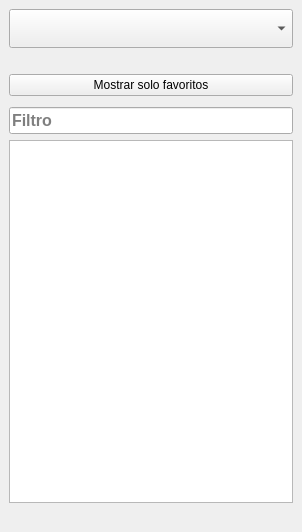
katmai1/qtradingview, file ui/dock_markets.ui: the form before one commit.
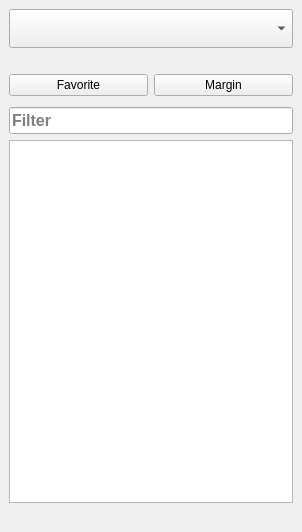
The form after the commit. Icons and pictures are not drawn.

```diff
--- a/ui/dock_markets.ui
+++ b/ui/dock_markets.ui
@@ -17,7 +17,7 @@
    </sizepolicy>
   </property>
   <property name="features">
-   <set>QDockWidget::DockWidgetFloatable|QDockWidget::DockWidgetMovable</set>
+   <set>QDockWidget::DockWidgetMovable</set>
   </property>
   <property name="allowedAreas">
    <set>Qt::AllDockWidgetAreas</set>
@@ -59,12 +59,14 @@
      </spacer>
     </item>
     <item>
+     <layout class="QHBoxLayout" name="horizontalLayout">
+      <item>
      <widget class="QPushButton" name="btn_favorite">
       <property name="statusTip">
        <string>Filtrar mercados marcados como favoritos</string>
       </property>
       <property name="text">
-       <string>Mostrar solo favoritos</string>
+         <string>Favorite</string>
       </property>
       <property name="icon">
        <iconset resource="../icons/iconos.qrc">
@@ -91,6 +93,28 @@
      </widget>
     </item>
     <item>
+       <widget class="QPushButton" name="btn_margin">
+        <property name="toolTip">
+         <string>Show only margin markets</string>
+        </property>
+        <property name="statusTip">
+         <string/>
+        </property>
+        <property name="text">
+         <string>Margin</string>
+        </property>
+        <property name="icon">
+         <iconset resource="../icons/iconos.qrc">
+          <normaloff>:/base/margin.svg</normaloff>:/base/margin.svg</iconset>
+        </property>
+        <property name="checkable">
+         <bool>true</bool>
+        </property>
+       </widget>
+      </item>
+     </layout>
+    </item>
+    <item>
      <spacer name="verticalSpacer_2">
       <property name="orientation">
        <enum>Qt::Vertical</enum>
@@ -134,7 +158,7 @@
        <set>Qt::AlignLeading|Qt::AlignLeft|Qt::AlignVCenter</set>
       </property>
       <property name="placeholderText">
-       <string>Filtro</string>
+       <string>Filter</string>
       </property>
       <property name="cursorMoveStyle">
        <enum>Qt::LogicalMoveStyle</enum>
```
Left out of the diff: 15 changed lines with no effect on the pictures. Lines whose indentation alone changed are shown as unchanged.
